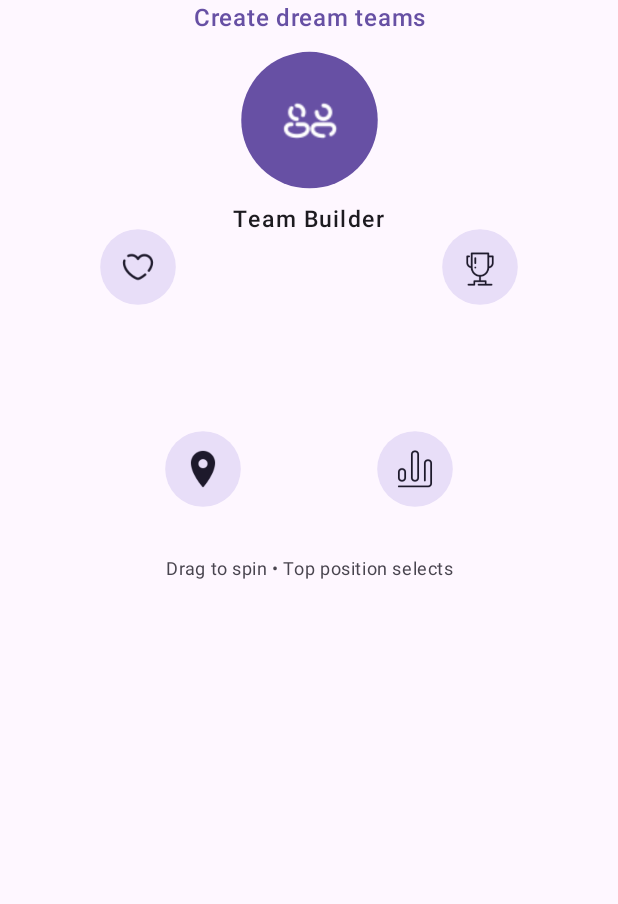
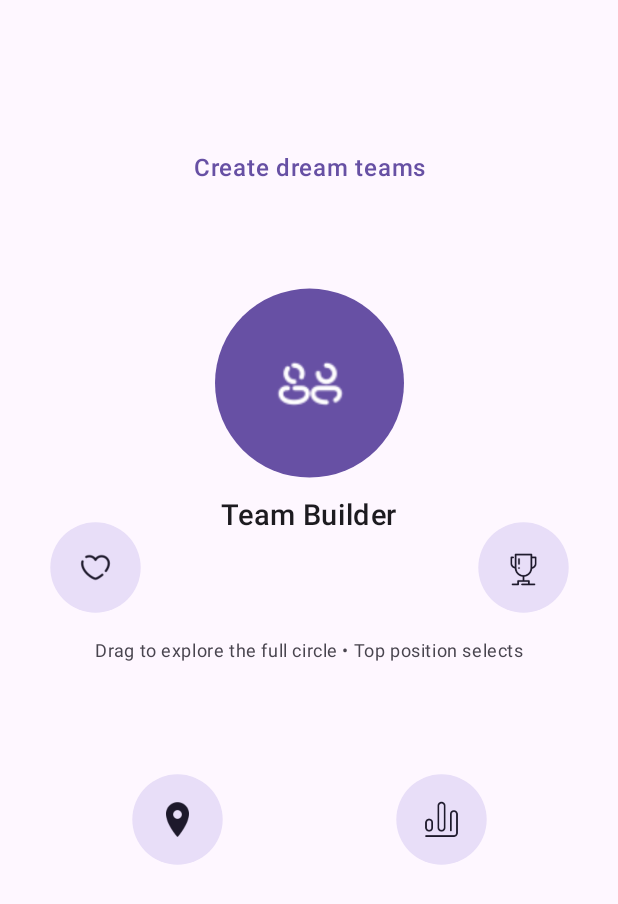
Before and after one commit to abcKristy/RandomUserApp, an Android app built with Jetpack Compose: the composable CircularButtonSpinner shown on its own in the app's theme, after a tap on "Team Builder", on a phone screen of 412 x 824 dp. Shown: the top 904 px of the screen. Run offline under Robolectric (Android 15) with nearby library versions, the phone set to English and light mode, and no system bars.

Commit message:
spiner of buttons

```diff
--- a/app/src/main/java/com/example/horseinacoat/presentation/screens/custom/CustomMainScreen.kt
+++ b/app/src/main/java/com/example/horseinacoat/presentation/screens/custom/CustomMainScreen.kt
@@ -98,24 +98,25 @@ fun CustomMainScreen(
         ) {
             Column(
                 modifier = Modifier
-                    .fillMaxSize()
-                    .padding(16.dp),
+                    .fillMaxSize(),
                 horizontalAlignment = Alignment.Start
             ) {
                 Column(
                     modifier = Modifier
-                        .wrapContentSize()
+                        .fillMaxWidth()
+                        .weight(1f)
+                        .padding(16.dp)
                         .verticalScroll(rememberScrollState())
                 ) {
                     Row(
-                        modifier = Modifier.wrapContentSize(),
+                        modifier = Modifier.fillMaxWidth(),
                         verticalAlignment = Alignment.Top
                     ) {
                         Image(
                             painter = painterResource(id = R.drawable.horse),
                             contentDescription = "Horse in a Coat Logo",
                             modifier = Modifier
-                                .padding(6.dp)
+                                .padding(4.dp)
                                 .size(150.dp)
                                 .clip(RoundedCornerShape(12.dp))
                                 .border(
@@ -132,7 +133,8 @@ fun CustomMainScreen(
                             color = MaterialTheme.colorScheme.onSurfaceVariant,
                             fontStyle = FontStyle.Italic,
                             style = MaterialTheme.typography.bodyMedium,
-                            textAlign = TextAlign.Justify
+                            textAlign = TextAlign.Justify,
+                            modifier = Modifier.weight(1f)
                         )
                     }
 
@@ -149,13 +151,20 @@ fun CustomMainScreen(
                             .fillMaxWidth()
                             .padding(top = 16.dp)
                     )
+
+                    Spacer(modifier = Modifier.height(24.dp))
                 }
-                Spacer(Modifier.height(40.dp))
 
-                CircularButtonSpinner(
+                Box(
                     modifier = Modifier
                         .fillMaxWidth()
-                )
+                        .weight(1.5f)
+                ) {
+                    CircularButtonSpinner(
+                        modifier = Modifier
+                            .fillMaxSize()
+                    )
+                }
             }
         }
     }
@@ -176,10 +185,9 @@ fun CircularButtonSpinner(
         ButtonData("Location Match", "Find nearby users", R.drawable.ic_location)
     )
 
-    Column(
+    Box(
         modifier = modifier,
-        horizontalAlignment = Alignment.CenterHorizontally,
-        verticalArrangement = Arrangement.SpaceBetween
+        contentAlignment = Alignment.TopCenter
     ) {
         val activeIndex = findTopButtonIndex(animatedRotation, buttons.size)
 
@@ -192,17 +200,20 @@ fun CircularButtonSpinner(
             modifier = Modifier
                 .fillMaxWidth()
                 .padding(bottom = 16.dp)
+                .offset(y = 100.dp)
+                .align(Alignment.TopCenter)
         )
-        Spacer(Modifier.height(35.dp))
 
         Box(
             modifier = Modifier
-                .size(280.dp)
+                .size(450.dp)
+                .offset(y = 200.dp)
+                .align(Alignment.Center)
                 .pointerInput(Unit) {
                     detectDragGestures(
                         onDrag = { change, dragAmount ->
                             change.consume()
-                            rotation += dragAmount.x * 0.8f
+                            rotation += dragAmount.x * 0.5f
                         },
                         onDragEnd = {
                             val targetAngle = findNearestTopAngle(rotation, buttons.size)
@@ -212,18 +223,17 @@ fun CircularButtonSpinner(
                 },
             contentAlignment = Alignment.Center
         ) {
-
             buttons.forEachIndexed { index, buttonData ->
-                val angleDegrees = (index * (360f / buttons.size) - animatedRotation) % 360f
+                val angleDegrees = (index * (360f / buttons.size) + animatedRotation) % 360f
                 val angleRadians = angleDegrees * (PI.toFloat() / 180f)
 
-                val radius = 120.dp
+                val radius = 150.dp
                 val x = (sin(angleRadians) * radius.value).dp
                 val y = (-cos(angleRadians) * radius.value).dp
 
                 val isActive = angleDegrees in 330f..360f || angleDegrees in 0f..30f
                 val scale by animateFloatAsState(
-                    targetValue = if (isActive) 1.3f else 0.9f,
+                    targetValue = if (isActive) 1.4f else 0.8f,
                     label = "scale"
                 )
 
@@ -234,7 +244,7 @@ fun CircularButtonSpinner(
                         .scale(scale),
                     isActive = isActive,
                     onClick = {
-                        val targetAngle = index * (360f / buttons.size)
+                        val targetAngle = -index * (360f / buttons.size)
                         rotation = targetAngle
                     }
                 )
@@ -242,16 +252,60 @@ fun CircularButtonSpinner(
         }
 
         Text(
-            text = "Drag to spin • Top position selects",
+            text = "Drag to explore the full circle • Top position selects",
             style = MaterialTheme.typography.bodySmall,
             color = MaterialTheme.colorScheme.onSurfaceVariant,
             textAlign = TextAlign.Center,
             modifier = Modifier
                 .fillMaxWidth()
-                .padding(top = 16.dp)
+                .align(Alignment.BottomCenter)
+                .padding(bottom = 8.dp)
         )
     }
 }
+
+@Composable
+fun CircularSpinnerButton(
+    buttonData: ButtonData,
+    modifier: Modifier = Modifier,
+    isActive: Boolean = false,
+    onClick: () -> Unit = {}
+) {
+    Column(
+        horizontalAlignment = Alignment.CenterHorizontally,
+        modifier = modifier
+    ) {
+        IconButton(
+            onClick = onClick,
+            modifier = Modifier
+                .size(if (isActive) 90.dp else 75.dp)
+                .background(
+                    color = if (isActive) MaterialTheme.colorScheme.primary
+                    else MaterialTheme.colorScheme.secondaryContainer,
+                    shape = CircleShape
+                )
+        ) {
+            Icon(
+                painter = painterResource(id = buttonData.iconRes),
+                contentDescription = buttonData.title,
+                tint = if (isActive) MaterialTheme.colorScheme.onPrimary
+                else MaterialTheme.colorScheme.onSecondaryContainer,
+                modifier = Modifier.size(if (isActive) 36.dp else 30.dp)
+            )
+        }
+
+        if (isActive) {
+            Text(
+                text = buttonData.title,
+                style = MaterialTheme.typography.bodyMedium,
+                color = MaterialTheme.colorScheme.onSurface,
+                fontWeight = FontWeight.Medium,
+                modifier = Modifier.padding(top = 8.dp)
+            )
+        }
+    }
+}
+
 private fun findTopButtonIndex(rotation: Float, buttonCount: Int): Int {
     val normalizedRotation = (rotation % 360f).let { if (it < 0) it + 360f else it }
 
@@ -259,7 +313,7 @@ private fun findTopButtonIndex(rotation: Float, buttonCount: Int): Int {
     var closestIndex = 0
 
     for (i in 0 until buttonCount) {
-        val buttonAngle = (i * (360f / buttonCount) - normalizedRotation) % 360f
+        val buttonAngle = (i * (360f / buttonCount) + normalizedRotation) % 360f
         val normalizedButtonAngle = if (buttonAngle < 0) buttonAngle + 360f else buttonAngle
         val diff = minOf(
             abs(normalizedButtonAngle - 0f),
@@ -277,54 +331,12 @@ private fun findTopButtonIndex(rotation: Float, buttonCount: Int): Int {
 
 private fun findNearestTopAngle(currentRotation: Float, buttonCount: Int): Float {
     val anglePerButton = 360f / buttonCount
-    val normalizedRotation = (currentRotation % 360f).let { if (it < 0) it + 360f else it }
 
     val closestIndex = findTopButtonIndex(currentRotation, buttonCount)
 
-    val targetAngle = closestIndex * anglePerButton
+    val targetAngle = -closestIndex * anglePerButton
 
     return targetAngle
-}
-@Composable
-fun CircularSpinnerButton(
-    buttonData: ButtonData,
-    modifier: Modifier = Modifier,
-    isActive: Boolean = false,
-    onClick: () -> Unit = {}
-) {
-    Column(
-        horizontalAlignment = Alignment.CenterHorizontally,
-        modifier = modifier
-    ) {
-        IconButton(
-            onClick = onClick,
-            modifier = Modifier
-                .size(if (isActive) 70.dp else 56.dp)
-                .background(
-                    color = if (isActive) MaterialTheme.colorScheme.primary
-                    else MaterialTheme.colorScheme.secondaryContainer,
-                    shape = CircleShape
-                )
-        ) {
-            Icon(
-                painter = painterResource(id = buttonData.iconRes),
-                contentDescription = buttonData.title,
-                tint = if (isActive) MaterialTheme.colorScheme.onPrimary
-                else MaterialTheme.colorScheme.onSecondaryContainer,
-                modifier = Modifier.size(if (isActive) 32.dp else 28.dp)
-            )
-        }
-
-        if (isActive) {
-            Text(
-                text = buttonData.title,
-                style = MaterialTheme.typography.labelMedium,
-                color = MaterialTheme.colorScheme.onSurface,
-                fontWeight = FontWeight.Medium,
-                modifier = Modifier.padding(top = 8.dp)
-            )
-        }
-    }
 }
 
 data class ButtonData(
```
